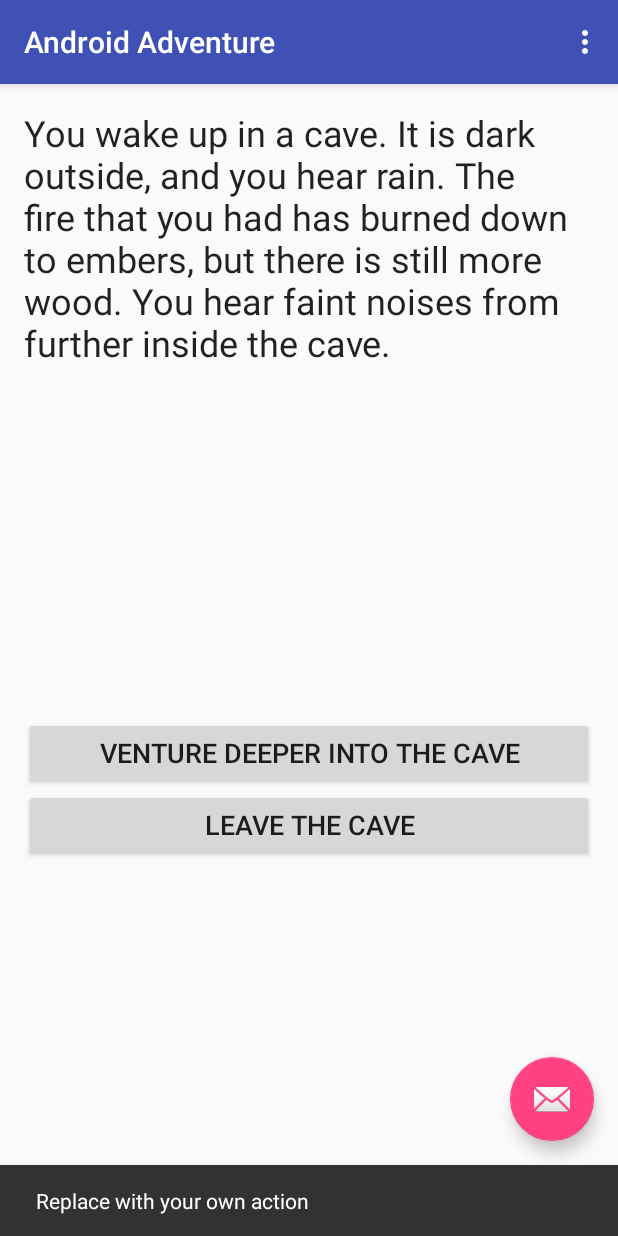
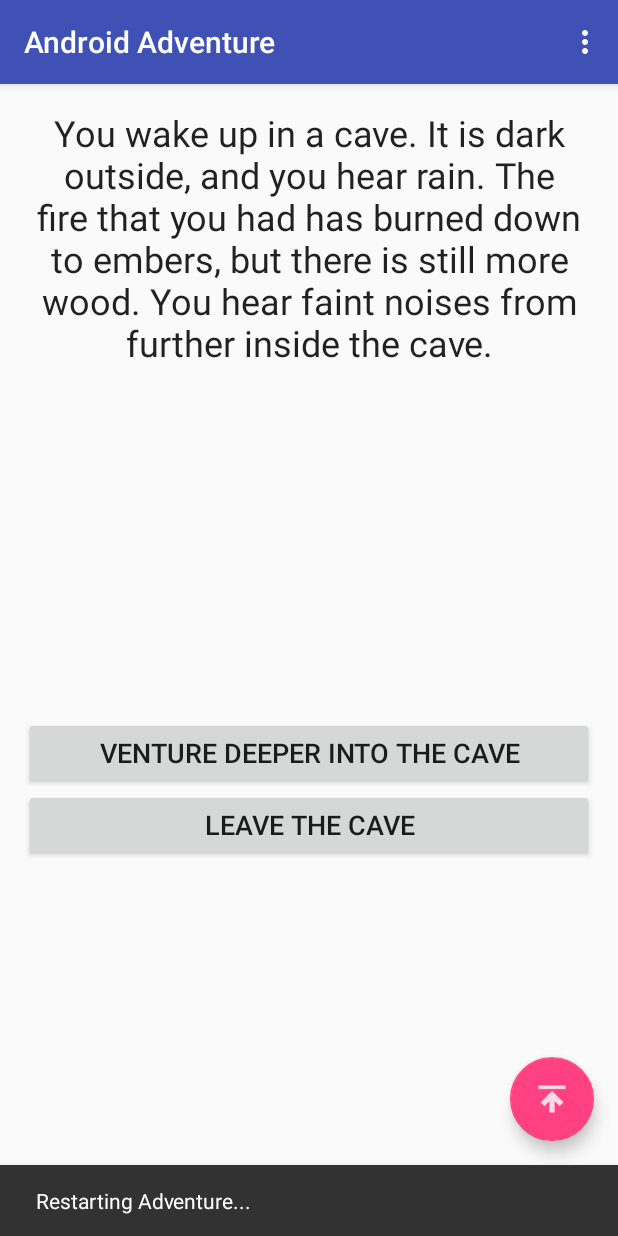
Before and after one commit to AetherUnbound/AndroidAdventure, an Android app: the screen it shows after launch (MainActivity), after a tap on an icon or button, on a phone screen of 412 x 824 dp. Run offline under Robolectric (Android 15) with nearby library versions, the phone set to English and light mode, and no system bars.

Commit message:
Floating action button now restarts adventure. Text now centered in portrait main activity.

```diff
--- a/app/src/main/java/com/example/liet_kynes/androidadventure/Adventure.java
+++ b/app/src/main/java/com/example/liet_kynes/androidadventure/Adventure.java
@@ -181,6 +181,11 @@ public class Adventure {
         this.setNewLocation("root");
     }
 
+    public void restartAdventure() {
+        playerTree = adventureTree;
+        this.setNewLocation("root");
+    }
+
     private Tree searchAdventureForResume(Tree root, int nodeNumber){
         if(root != null) {
             if(root.nodeNumber == nodeNumber) {
--- a/app/src/main/java/com/example/liet_kynes/androidadventure/MainActivity.java
+++ b/app/src/main/java/com/example/liet_kynes/androidadventure/MainActivity.java
@@ -66,8 +66,10 @@ public class MainActivity extends AppCompatActivity {
         fab.setOnClickListener(new View.OnClickListener() {
             @Override
             public void onClick(View view) {
-                Snackbar.make(view, "Replace with your own action", Snackbar.LENGTH_LONG)
+                Snackbar.make(view, "Restarting Adventure...", Snackbar.LENGTH_LONG)
                         .setAction("Action", null).show();
+                MainActivityFragment frag = (MainActivityFragment) getSupportFragmentManager().findFragmentById(R.id.main_fragment);
+                MainActivityFragment.restartAdventure(frag);
             }
         });
 
--- a/app/src/main/java/com/example/liet_kynes/androidadventure/MainActivityFragment.java
+++ b/app/src/main/java/com/example/liet_kynes/androidadventure/MainActivityFragment.java
@@ -79,4 +79,8 @@ public class MainActivityFragment extends Fragment {
 
         outState.putInt(PLAYER_POSITION, ADVENTURE.getPlayerPosition());
     }
+
+    public static void restartAdventure(MainActivityFragment fragment) {
+        fragment.ADVENTURE.restartAdventure();
+    }
 }
--- a/app/src/main/res/layout/activity_main.xml
+++ b/app/src/main/res/layout/activity_main.xml
@@ -29,6 +29,6 @@
         android:layout_height="wrap_content"
         android:layout_gravity="bottom|end"
         android:layout_margin="@dimen/fab_margin"
-        app:srcCompat="@android:drawable/ic_dialog_email" />
+        app:srcCompat="@drawable/ic_up_arrow" />
 
 </android.support.design.widget.CoordinatorLayout>
--- a/app/src/main/res/layout/content_main.xml
+++ b/app/src/main/res/layout/content_main.xml
@@ -1,7 +1,7 @@
 <fragment xmlns:android="http://schemas.android.com/apk/res/android"
     xmlns:app="http://schemas.android.com/apk/res-auto"
     xmlns:tools="http://schemas.android.com/tools"
-    android:id="@+id/fragment"
+    android:id="@+id/main_fragment"
     android:name="com.example.liet_kynes.androidadventure.MainActivityFragment"
     android:layout_width="match_parent"
     android:layout_height="match_parent"
--- a/app/src/main/res/layout/fragment_main.xml
+++ b/app/src/main/res/layout/fragment_main.xml
@@ -22,7 +22,8 @@
             android:layout_height="match_parent"
             android:id="@+id/storyTextView"
             android:textAppearance="@style/TextAppearance.AppCompat"
-            android:textSize="24sp" />
+            android:textSize="24sp"
+            android:textAlignment="center" />
 
 
     </ScrollView>
```
Also changed, not shown: app/src/main/res/drawable-hdpi/ic_up_arrow.png (added), app/src/main/res/drawable-mdpi/ic_up_arrow.png (added), app/src/main/res/drawable-xhdpi/ic_up_arrow.png (added), app/src/main/res/drawable-xxhdpi/ic_up_arrow.png (added), app/src/main/res/drawable/up_arrow.png (added).
